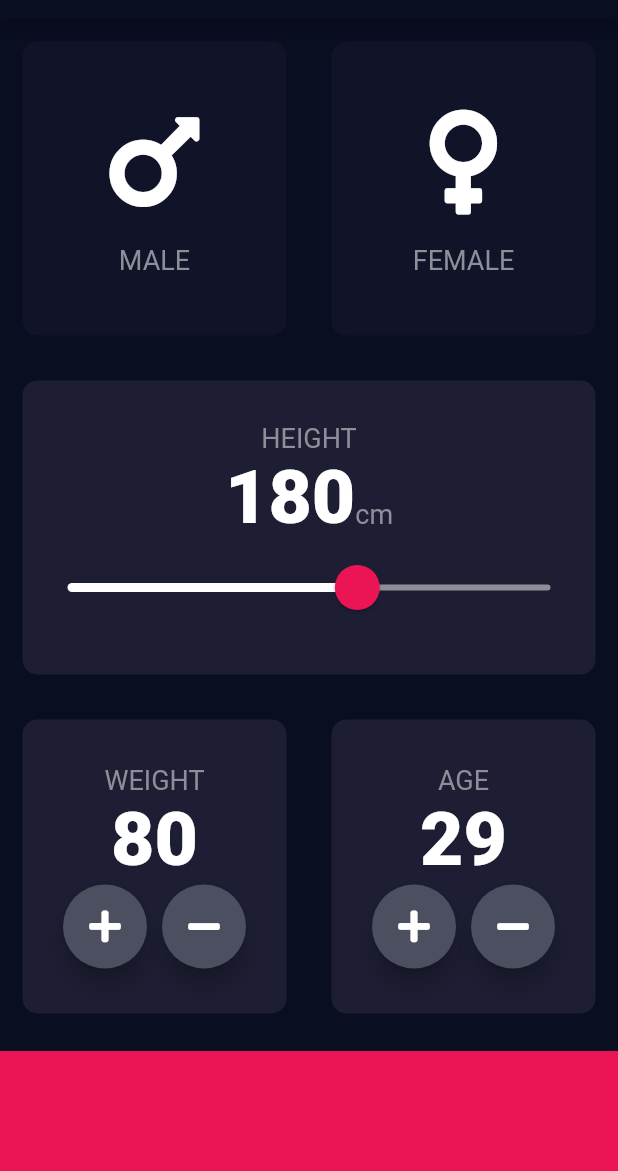
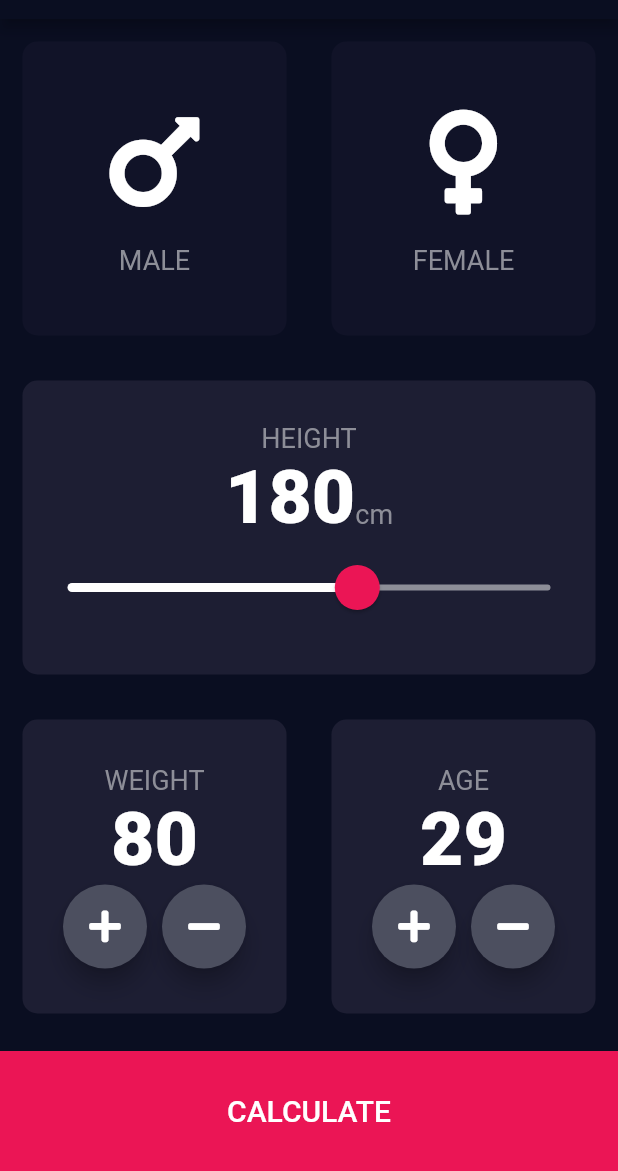
Before and after one commit to maxts0gt/flutter-bmi-calculator, a Flutter app: the screen it shows after launch, on a phone screen of 412 x 824 dp, the part 65-1236 px from its top. Run offline on Flutter 3.47's test engine with Material 2 defaults, Android fonts, the phone set to English and light mode, and no system bars; our stand-ins replace font_awesome_flutter.

```diff
--- a/lib/constants.dart
+++ b/lib/constants.dart
@@ -10,6 +10,11 @@ const kNumberTextStyle = TextStyle(
   fontWeight: FontWeight.w900,
 );
 
+const kButtonStyle = TextStyle(
+  fontSize: 20.0,
+  fontWeight: FontWeight.w500,
+);
+
 const kBottomContainerHeight = 80.0;
 const kActiveBoxColor = Color(0xFF1D1E33);
 const kInActiveBoxColor = Color(0xFF111328);
--- a/lib/input_page.dart
+++ b/lib/input_page.dart
@@ -3,6 +3,7 @@ import 'package:font_awesome_flutter/font_awesome_flutter.dart';
 import 'reusable_card.dart';
 import 'icon_content.dart';
 import 'constants.dart';
+import 'result_page.dart';
 
 enum Gender { male, female }
 
@@ -201,11 +202,24 @@ class _InputPageState extends State<InputPage> {
               ],
             ),
           ),
-          Container(
-            color: kBottomContainerColor,
-            margin: EdgeInsets.only(top: 10.0),
-            width: double.infinity,
-            height: kBottomContainerHeight,
+          GestureDetector(
+            onTap: () {
+              Navigator.push(
+                context,
+                MaterialPageRoute(
+                  builder: (context) {
+                    return ResultsPage();
+                  },
+                ),
+              );
+            },
+            child: Container(
+              child: Center(child: Text('CALCULATE', style: kButtonStyle)),
+              color: kBottomContainerColor,
+              margin: EdgeInsets.only(top: 10.0),
+              width: double.infinity,
+              height: kBottomContainerHeight,
+            ),
           )
         ],
       ),
```
Also changed, not shown: lib/result_page.dart (added, +14 -0 lines).
